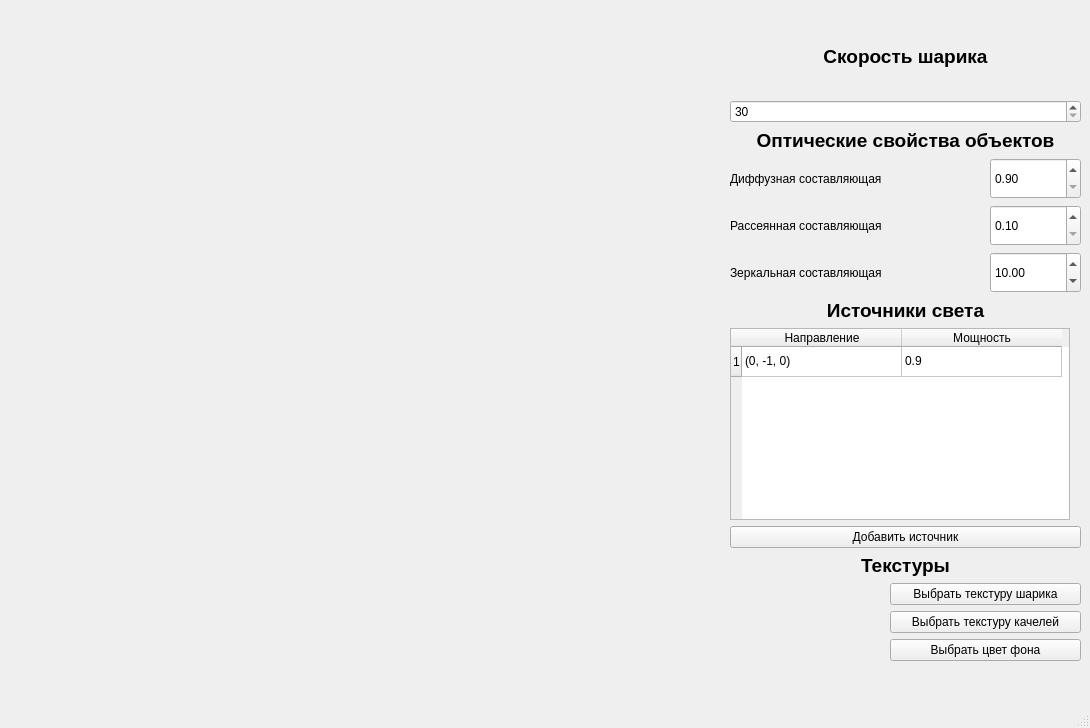
Qt form sphere-mov-viz/mainwindow.ui (NastyaAR/cg-course-work) before a commit.
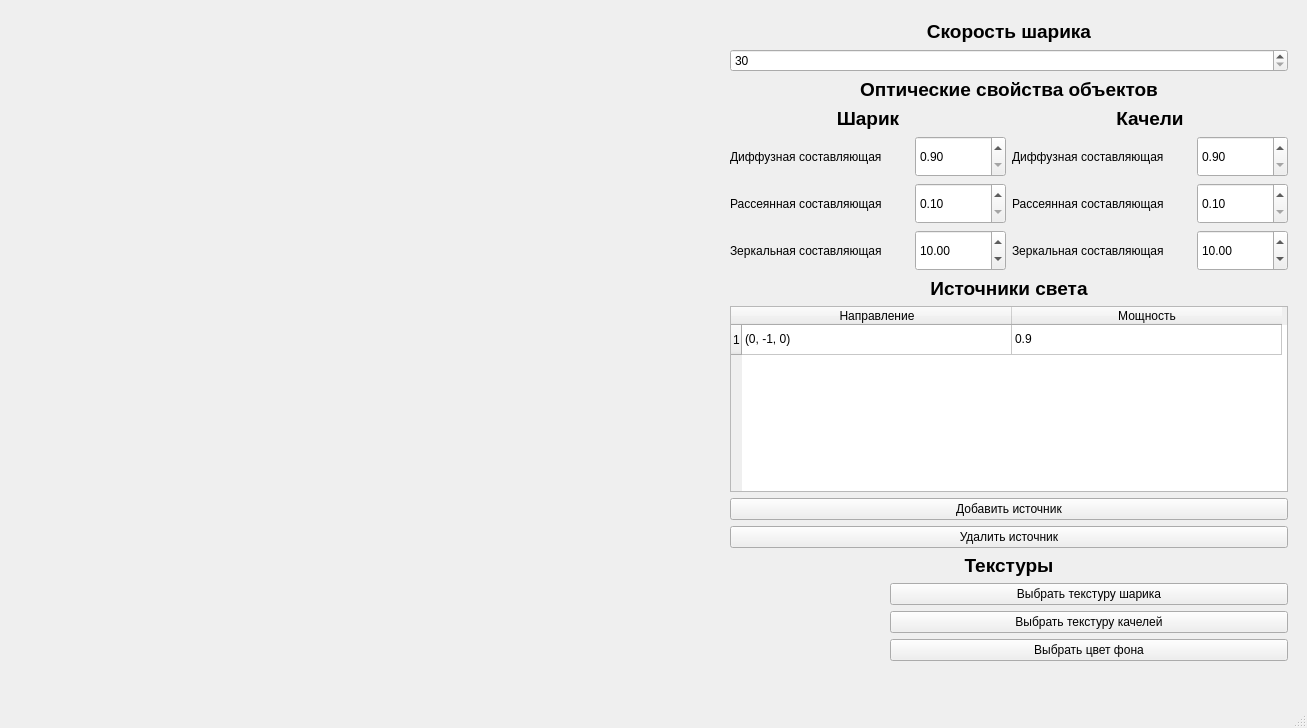
The same form after that commit.

Patch:
```diff
--- a/sphere-mov-viz/mainwindow.ui
+++ b/sphere-mov-viz/mainwindow.ui
@@ -6,7 +6,7 @@
    <rect>
     <x>0</x>
     <y>0</y>
-    <width>1090</width>
+    <width>1307</width>
     <height>728</height>
    </rect>
   </property>
@@ -30,7 +30,7 @@
      <rect>
       <x>730</x>
       <y>20</y>
-      <width>351</width>
+      <width>558</width>
       <height>641</height>
      </rect>
     </property>
@@ -69,6 +69,17 @@
         </widget>
        </item>
        <item row="1" column="0">
+        <layout class="QHBoxLayout" name="horizontalLayout">
+         <item>
+          <layout class="QVBoxLayout" name="verticalLayout_5">
+           <item>
+            <widget class="QLabel" name="label_11">
+             <property name="text">
+              <string>&lt;html&gt;&lt;head/&gt;&lt;body&gt;&lt;p align=&quot;center&quot;&gt;&lt;span style=&quot; font-size:14pt; font-weight:600;&quot;&gt;Шарик&lt;/span&gt;&lt;/p&gt;&lt;/body&gt;&lt;/html&gt;</string>
+             </property>
+            </widget>
+           </item>
+           <item>
         <layout class="QGridLayout" name="gridLayout_2">
          <item row="2" column="1">
           <widget class="QDoubleSpinBox" name="doubleSpinBox_3">
@@ -195,6 +206,145 @@
       </layout>
      </item>
      <item>
+          <layout class="QVBoxLayout" name="verticalLayout_6">
+           <item>
+            <widget class="QLabel" name="label_12">
+             <property name="text">
+              <string>&lt;html&gt;&lt;head/&gt;&lt;body&gt;&lt;p align=&quot;center&quot;&gt;&lt;span style=&quot; font-size:14pt; font-weight:600;&quot;&gt;Качели&lt;/span&gt;&lt;/p&gt;&lt;/body&gt;&lt;/html&gt;</string>
+             </property>
+            </widget>
+           </item>
+           <item>
+            <layout class="QGridLayout" name="gridLayout_5">
+             <item row="2" column="1">
+              <widget class="QDoubleSpinBox" name="doubleSpinBox_4">
+               <property name="sizePolicy">
+                <sizepolicy hsizetype="Minimum" vsizetype="Minimum">
+                 <horstretch>0</horstretch>
+                 <verstretch>0</verstretch>
+                </sizepolicy>
+               </property>
+               <property name="minimumSize">
+                <size>
+                 <width>91</width>
+                 <height>41</height>
+                </size>
+               </property>
+               <property name="maximumSize">
+                <size>
+                 <width>91</width>
+                 <height>41</height>
+                </size>
+               </property>
+               <property name="minimum">
+                <double>0.900000000000000</double>
+               </property>
+               <property name="maximum">
+                <double>100.000000000000000</double>
+               </property>
+               <property name="singleStep">
+                <double>5.000000000000000</double>
+               </property>
+               <property name="value">
+                <double>10.000000000000000</double>
+               </property>
+              </widget>
+             </item>
+             <item row="0" column="1">
+              <widget class="QDoubleSpinBox" name="doubleSpinBox_5">
+               <property name="sizePolicy">
+                <sizepolicy hsizetype="Minimum" vsizetype="Minimum">
+                 <horstretch>0</horstretch>
+                 <verstretch>0</verstretch>
+                </sizepolicy>
+               </property>
+               <property name="minimumSize">
+                <size>
+                 <width>91</width>
+                 <height>41</height>
+                </size>
+               </property>
+               <property name="maximumSize">
+                <size>
+                 <width>91</width>
+                 <height>41</height>
+                </size>
+               </property>
+               <property name="minimum">
+                <double>0.900000000000000</double>
+               </property>
+               <property name="maximum">
+                <double>10.000000000000000</double>
+               </property>
+               <property name="singleStep">
+                <double>0.100000000000000</double>
+               </property>
+              </widget>
+             </item>
+             <item row="1" column="0">
+              <widget class="QLabel" name="label_13">
+               <property name="text">
+                <string>Рассеянная составляющая</string>
+               </property>
+              </widget>
+             </item>
+             <item row="1" column="1">
+              <widget class="QDoubleSpinBox" name="doubleSpinBox_6">
+               <property name="sizePolicy">
+                <sizepolicy hsizetype="Minimum" vsizetype="Minimum">
+                 <horstretch>0</horstretch>
+                 <verstretch>0</verstretch>
+                </sizepolicy>
+               </property>
+               <property name="minimumSize">
+                <size>
+                 <width>91</width>
+                 <height>41</height>
+                </size>
+               </property>
+               <property name="maximumSize">
+                <size>
+                 <width>91</width>
+                 <height>41</height>
+                </size>
+               </property>
+               <property name="minimum">
+                <double>0.100000000000000</double>
+               </property>
+               <property name="maximum">
+                <double>10.000000000000000</double>
+               </property>
+               <property name="singleStep">
+                <double>0.100000000000000</double>
+               </property>
+               <property name="value">
+                <double>0.100000000000000</double>
+               </property>
+              </widget>
+             </item>
+             <item row="0" column="0">
+              <widget class="QLabel" name="label_14">
+               <property name="text">
+                <string>Диффузная составляющая</string>
+               </property>
+              </widget>
+             </item>
+             <item row="2" column="0">
+              <widget class="QLabel" name="label_15">
+               <property name="text">
+                <string>Зеркальная составляющая</string>
+               </property>
+              </widget>
+             </item>
+            </layout>
+           </item>
+          </layout>
+         </item>
+        </layout>
+       </item>
+      </layout>
+     </item>
+     <item>
       <layout class="QVBoxLayout" name="verticalLayout">
        <item>
         <widget class="QLabel" name="label_2">
@@ -219,7 +369,7 @@
          </property>
          <property name="maximumSize">
           <size>
-           <width>221</width>
+           <width>600</width>
            <height>16777215</height>
           </size>
          </property>
@@ -233,7 +383,7 @@
           <enum>QAbstractItemView::ScrollPerItem</enum>
          </property>
          <attribute name="horizontalHeaderDefaultSectionSize">
-          <number>160</number>
+          <number>270</number>
          </attribute>
          <row>
           <property name="text">
@@ -269,6 +419,13 @@
          </property>
         </widget>
        </item>
+       <item>
+        <widget class="QPushButton" name="pushButton_5">
+         <property name="text">
+          <string>Удалить источник</string>
+         </property>
+        </widget>
+       </item>
       </layout>
      </item>
      <item>
```
Left out of the diff: 2 changed lines with no effect on the pictures. Lines whose indentation alone changed are shown as unchanged.
